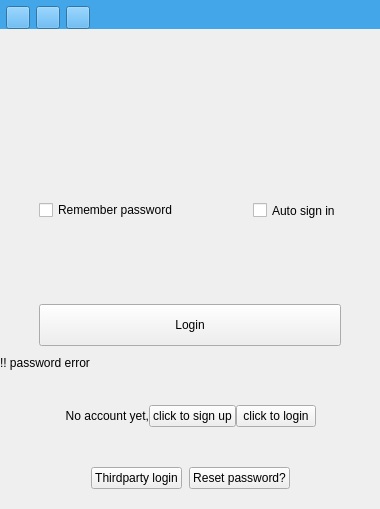
Qt form src/ui/wizLoginWidget.ui (WizTeam/WizQTClient) before a commit.
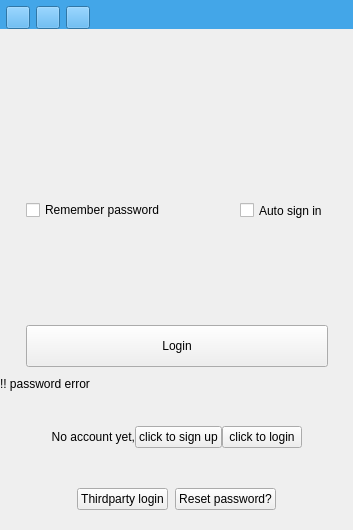
The same form after that commit. Custom widgets are drawn as their Qt base class.

Commit message: default logindialog size

Patch:
```diff
--- a/src/ui/wizLoginWidget.ui
+++ b/src/ui/wizLoginWidget.ui
@@ -6,8 +6,8 @@
    <rect>
     <x>0</x>
     <y>0</y>
-    <width>380</width>
-    <height>509</height>
+    <width>353</width>
+    <height>530</height>
    </rect>
   </property>
   <property name="windowTitle">
```
The commit also changes 2 other files.
